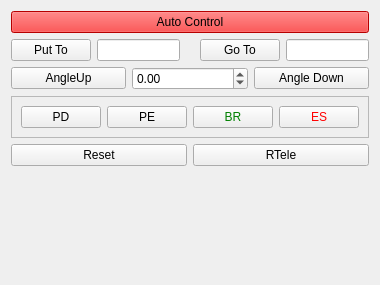
Qt form Lib/Net/Agent_Widget.ui (break11/AutoStorage) before a commit.
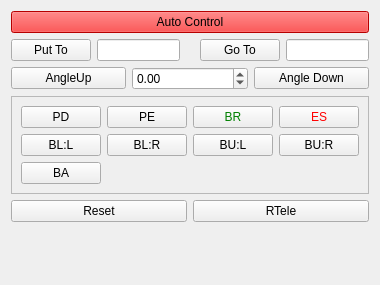
The same form after that commit.

Commit message: continue AgentWidget Work

```diff
--- a/Lib/Net/Agent_Widget.ui
+++ b/Lib/Net/Agent_Widget.ui
@@ -131,6 +131,38 @@
       <enum>QFrame::Raised</enum>
      </property>
      <layout class="QGridLayout" name="gridLayout">
+      <item row="1" column="3">
+       <widget class="QPushButton" name="btnBU_R">
+        <property name="styleSheet">
+         <string notr="true"/>
+        </property>
+        <property name="text">
+         <string>BU:R</string>
+        </property>
+        <property name="checkable">
+         <bool>true</bool>
+        </property>
+        <property name="propRef" stdset="0">
+         <string>cmd_BU_R</string>
+        </property>
+       </widget>
+      </item>
+      <item row="1" column="1">
+       <widget class="QPushButton" name="btnBL_R">
+        <property name="styleSheet">
+         <string notr="true"/>
+        </property>
+        <property name="text">
+         <string>BL:R</string>
+        </property>
+        <property name="checkable">
+         <bool>true</bool>
+        </property>
+        <property name="propRef" stdset="0">
+         <string>cmd_BL_R</string>
+        </property>
+       </widget>
+      </item>
       <item row="0" column="1">
        <widget class="QPushButton" name="btnPE">
         <property name="text">
@@ -189,6 +221,54 @@
         </property>
        </widget>
       </item>
+      <item row="1" column="0">
+       <widget class="QPushButton" name="btnBL_L">
+        <property name="styleSheet">
+         <string notr="true"/>
+        </property>
+        <property name="text">
+         <string>BL:L</string>
+        </property>
+        <property name="checkable">
+         <bool>true</bool>
+        </property>
+        <property name="propRef" stdset="0">
+         <string>cmd_BL_L</string>
+        </property>
+       </widget>
+      </item>
+      <item row="1" column="2">
+       <widget class="QPushButton" name="btnBU_L">
+        <property name="styleSheet">
+         <string notr="true"/>
+        </property>
+        <property name="text">
+         <string>BU:L</string>
+        </property>
+        <property name="checkable">
+         <bool>true</bool>
+        </property>
+        <property name="propRef" stdset="0">
+         <string>cmd_BU_L</string>
+        </property>
+       </widget>
+      </item>
+      <item row="2" column="0">
+       <widget class="QPushButton" name="btnBA">
+        <property name="styleSheet">
+         <string notr="true"/>
+        </property>
+        <property name="text">
+         <string>BA</string>
+        </property>
+        <property name="checkable">
+         <bool>true</bool>
+        </property>
+        <property name="propRef" stdset="0">
+         <string>cmd_BA</string>
+        </property>
+       </widget>
+      </item>
      </layout>
     </widget>
    </item>
```
Left out of the diff: 3 changed lines with no effect on the pictures. The commit also changes 7 other files.
